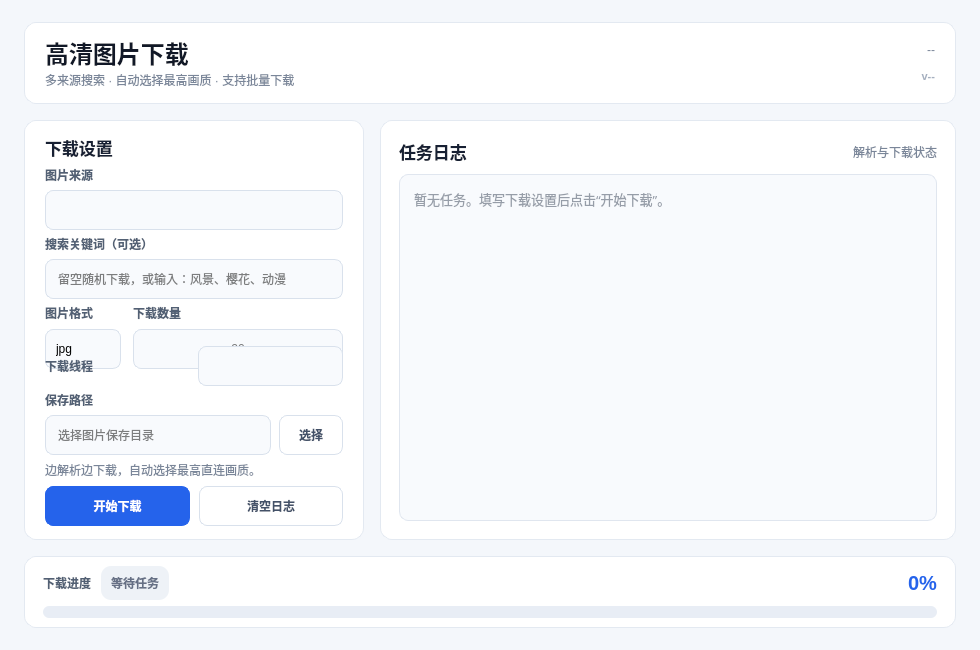
The window that UI/main.ui (lazy-hs/vcg) describes before a commit, drawn with Qt 5.
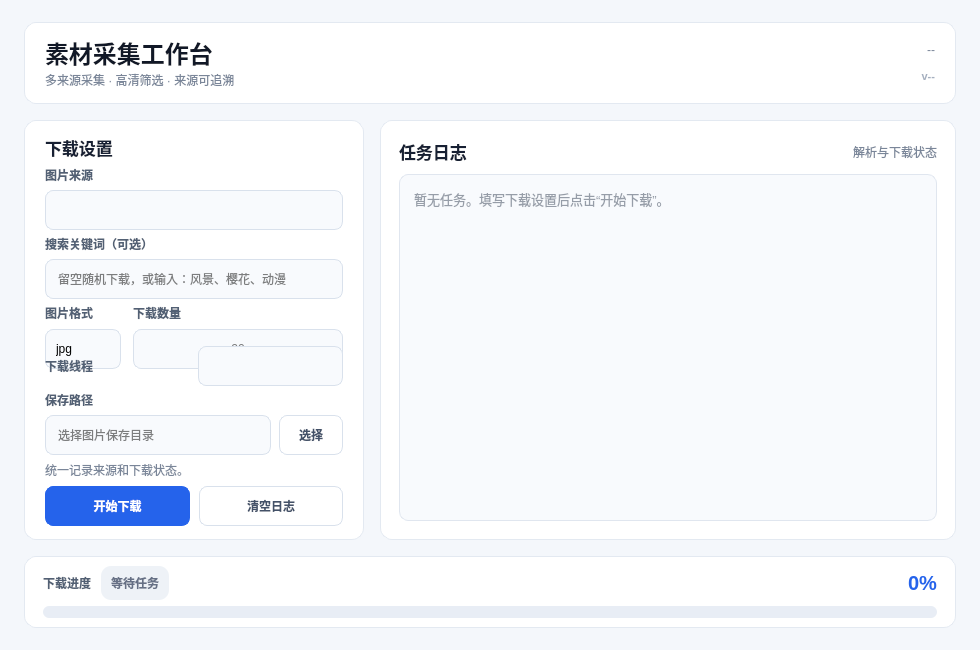
The same window after the commit.

Commit message: 增加猫狗单独下载源

```diff
--- a/UI/main.ui
+++ b/UI/main.ui
@@ -123,7 +123,7 @@
     background: #F8FAFD;
     border: 1px solid #E0E6EF;
     border-radius: 9px;
-    font-family: Cascadia Mono, Microsoft YaHei;
+    font-family: Menlo, Monaco, 'SF Mono', Microsoft YaHei;
     font-size: 13px;
 }
 QProgressBar {
@@ -237,14 +237,14 @@
         <item>
          <widget class="QLabel" name="titleLabel">
           <property name="text">
-           <string>高清图片下载</string>
+           <string>素材采集工作台</string>
           </property>
          </widget>
         </item>
         <item>
          <widget class="QLabel" name="subtitleLabel">
           <property name="text">
-           <string>多来源搜索 · 自动选择最高画质 · 支持批量下载</string>
+           <string>多来源采集 · 高清筛选 · 来源可追溯</string>
           </property>
          </widget>
         </item>
@@ -535,7 +535,7 @@
            <bool>false</bool>
           </property>
           <property name="text">
-           <string>边解析边下载，自动选择最高直连画质。</string>
+           <string>统一记录来源和下载状态。</string>
           </property>
           <property name="wordWrap">
            <bool>true</bool>
```
Left out of the diff: 6 changed lines with no effect on the pictures. The commit also changes 9 other files.
